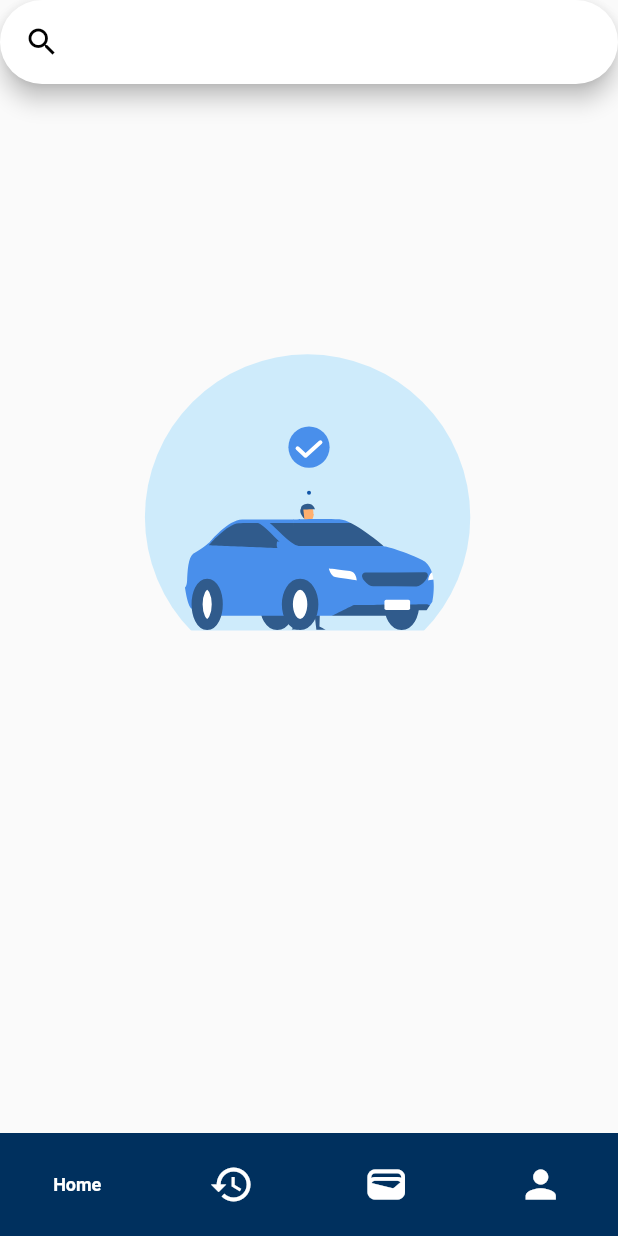
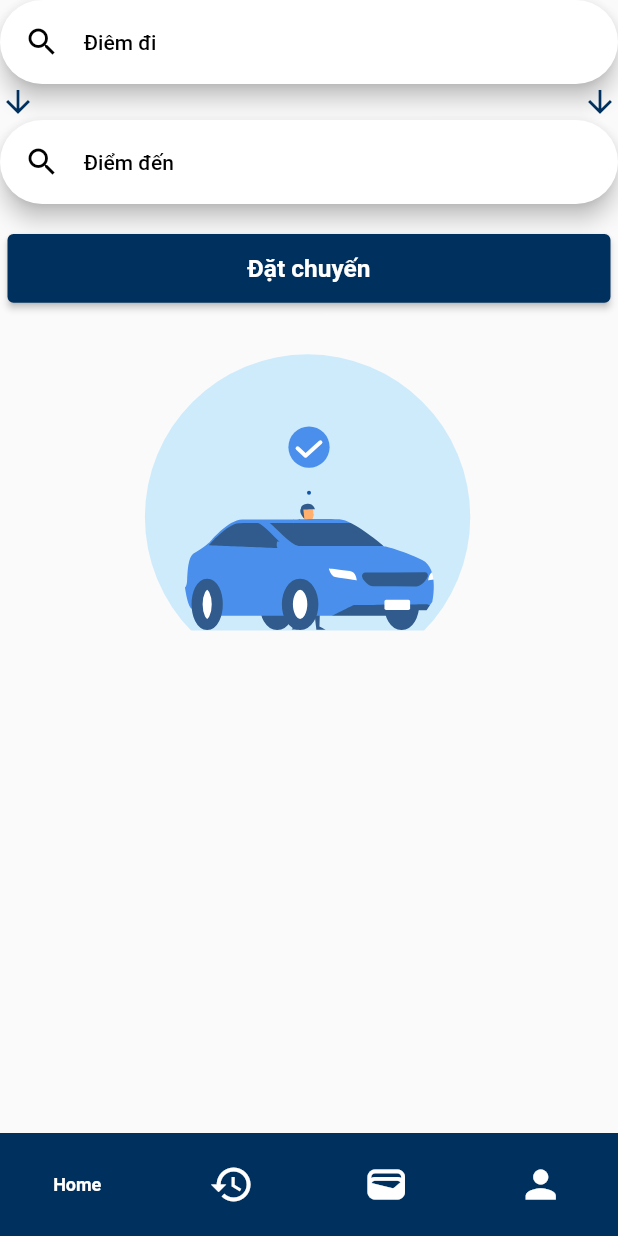
Before and after one commit to DrakeNguyenDuy/ridebookingsystem_mobile, a Flutter app: the MainApp screen opened by its route, on a phone screen of 412 x 824 dp. Run offline on Flutter 3.47's test engine with Material 2 defaults, Android fonts, the phone set to English and light mode, and no system bars; our stand-ins replace firebase_core, firebase_messaging, fluttertoast, google_maps_flutter, location, lottie and 1 more; missing offline and left inert: flutter_polyline_points, loading_progress; accounts and stored records are empty; network calls fail; Roboto replaces fonts that are missing (Montserrat); project files that could hold a hidden picture were left out.

Commit message:
update next code

```diff
--- a/lib/presentations/home_screen.dart
+++ b/lib/presentations/home_screen.dart
@@ -6,13 +6,17 @@ import 'package:firebase_core/firebase_core.dart';
 import 'package:firebase_messaging/firebase_messaging.dart';
 import 'package:flutter/material.dart';
 import 'package:flutter_polyline_points/flutter_polyline_points.dart';
+import 'package:fluttertoast/fluttertoast.dart';
 import 'package:google_maps_flutter/google_maps_flutter.dart';
 import 'package:loading_progress/loading_progress.dart';
 import 'package:location/location.dart';
 import 'package:ride_booking_system/application/common.config.dart';
 import 'package:ride_booking_system/application/google_service.dart';
 import 'package:ride_booking_system/application/main_app_service.dart';
+import 'package:ride_booking_system/core/constants/constants/color_constants.dart';
+import 'package:ride_booking_system/core/constants/constants/dimension_constanst.dart';
 import 'package:ride_booking_system/core/constants/variables.dart';
+import 'package:ride_booking_system/core/style/main_style.dart';
 import 'package:ride_booking_system/core/widgets/loading.dart';
 import 'package:shared_preferences/shared_preferences.dart';
 
@@ -27,11 +31,12 @@ class HomeScreen extends StatefulWidget {
 class _HomeScreenState extends State<HomeScreen> {
   late final FirebaseMessaging _messaging;
   final double zoom = 17.0;
-  double price = 0;
   late GoogleMapController mapController;
   final Location _locationController = Location();
   GoogleService googleService = GoogleService();
   MainAppService mainAppService = MainAppService();
+  String pick = "";
+  String des = "";
 
   Map<PolylineId, Polyline> polylinesMap = {};
 
@@ -136,7 +141,7 @@ class _HomeScreenState extends State<HomeScreen> {
       child: const Text("Đặt chuyến"),
       onPressed: () {
         Navigator.pop(context);
-        requestRide();
+        requestRide(double.parse(priceResult));
       },
     );
     Widget okCancel = TextButton(
@@ -157,10 +162,17 @@ class _HomeScreenState extends State<HomeScreen> {
   }
 
   //get price by distance
-  void _getPrice(String destination) async {
+  void _getPrice() async {
+    if (des.isEmpty || pick.isEmpty) {
+      Fluttertoast.showToast(
+          msg: "Điểm đến và điểm đi không được trống", webPosition: "top");
+      return;
+    }
     LoadingProgress.start(context);
-    double latidudeDes = mapLocation[destination]["latitude"];
-    double longtidudeDes = mapLocation[destination]["longtitude"];
+    double latidudePick = mapLocation[pick]["latitude"];
+    double longtidudePick = mapLocation[pick]["longtitude"];
+    double latidudeDes = mapLocation[des]["latitude"];
+    double longtidudeDes = mapLocation[des]["longtitude"];
     // googleService
     //     .getDistance(_currentLocation.latitude, l1.longitude, l2.latitude, l2.longitude)
     //     .then((res1) async {
@@ -177,7 +189,7 @@ class _HomeScreenState extends State<HomeScreen> {
         final body = jsonDecode(res2.body);
         String priceTemp = body["data"];
         LoadingProgress.stop(context);
-        order(context, destination, priceTemp);
+        order(context, des, priceTemp);
       }
     });
   }
@@ -208,9 +220,12 @@ class _HomeScreenState extends State<HomeScreen> {
       checkerboardOffscreenLayers: false,
       home: Scaffold(
         floatingActionButtonLocation: FloatingActionButtonLocation.centerTop,
-        floatingActionButton: SearchAnchor(
+        floatingActionButton: Column(
+          children: [
+            SearchAnchor(
               builder: (BuildContext context, SearchController controller) {
                 return SearchBar(
+                  hintText: "Điêm đi",
                   controller: controller,
                   padding: const MaterialStatePropertyAll<EdgeInsets>(
                       EdgeInsets.symmetric(horizontal: 16.0)),
@@ -231,11 +246,69 @@ class _HomeScreenState extends State<HomeScreen> {
                       onTap: () {
                         setState(() {
                           controller.closeView(e);
+                          pick = e;
                         });
-                    _getPrice(e);
                       },
                     ));
               },
+            ),
+            Row(
+              mainAxisAlignment: MainAxisAlignment.spaceBetween,
+              children: [
+                Icon(Icons.arrow_downward, color: ColorPalette.primaryColor),
+                Icon(
+                  Icons.arrow_downward,
+                  color: ColorPalette.primaryColor,
+                )
+              ],
+            ),
+            SearchAnchor(
+              builder: (BuildContext context, SearchController controller) {
+                return SearchBar(
+                  hintText: "Điểm đến",
+                  controller: controller,
+                  padding: const MaterialStatePropertyAll<EdgeInsets>(
+                      EdgeInsets.symmetric(horizontal: 16.0)),
+                  onTap: () {
+                    controller.openView();
+                  },
+                  onChanged: (_) {
+                    controller.openView();
+                  },
+                  leading: const Icon(Icons.search),
+                );
+              },
+              suggestionsBuilder:
+                  (BuildContext context, SearchController controller) {
+                return list.map((e) => ListTile(
+                      leading: const Icon(Icons.location_on),
+                      title: Text(e),
+                      onTap: () {
+                        setState(() {
+                          des = e;
+                          controller.closeView(e);
+                        });
+                      },
+                    ));
+              },
+            ),
+            Container(
+                width: MediaQuery.of(context).size.width,
+                height: MediaQuery.of(context).size.height / 18,
+                margin: const EdgeInsets.fromLTRB(ds_1, ds_2 * 2, ds_1, ds_1),
+                child: ElevatedButton(
+                  style: ElevatedButton.styleFrom(
+                    backgroundColor: ColorPalette.primaryColor,
+
+                    // padding: const EdgeInsets.all(15.0),
+                  ),
+                  onPressed: _getPrice,
+                  child: Text(
+                    "Đặt chuyến",
+                    style: MainStyle.textStyle5,
+                  ),
+                ))
+          ],
         ),
         body: _currentLocation == null
             ? const LoadingWidget()
@@ -274,13 +347,17 @@ class _HomeScreenState extends State<HomeScreen> {
     });
   }
 
-  void requestRide() async {
+  void requestRide(double price) async {
+    double latidudePick = mapLocation[pick]["latitude"];
+    double longtidudePick = mapLocation[pick]["longtitude"];
+    double latidudeDes = mapLocation[des]["latitude"];
+    double longtidudeDes = mapLocation[des]["longtitude"];
     final SharedPreferences sp = await SharedPreferences.getInstance();
     String? firebaseToken = sp.getString(Varibales.TOKEN_FIREBASE);
     int? customerId = sp.getInt(Varibales.CUSTOMER_ID);
     mainAppService
-        .requestRide(10.763932849773887, 106.6817367439953, l2.latitude,
-            l2.longitude, price, "Làm ơn đến sớm", customerId!, firebaseToken!)
+        .requestRide(latidudePick, longtidudePick, latidudeDes, longtidudeDes,
+            price, "Làm ơn đến sớm", customerId!, firebaseToken!)
         .then((res) async {
       if (res.statusCode == HttpStatus.ok) {
         final body = jsonDecode(res.body);
```
Lines whose indentation alone changed are shown as unchanged.
